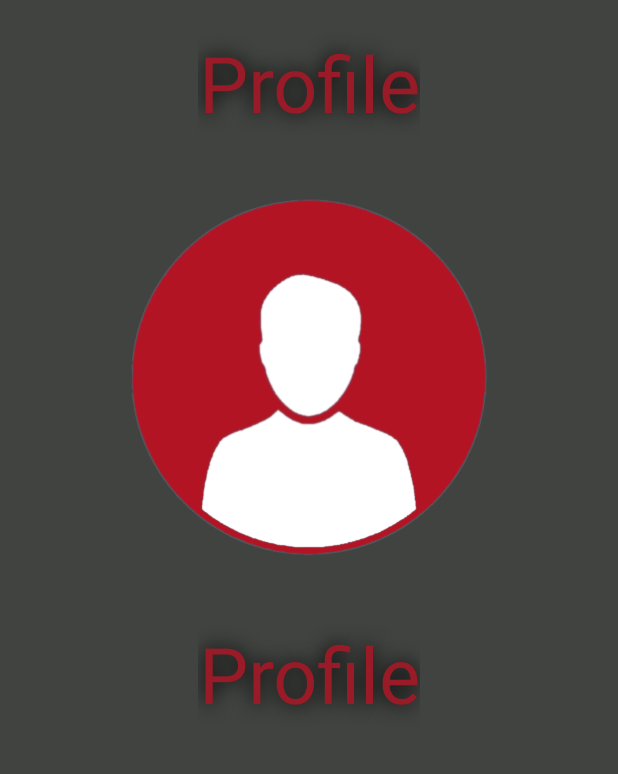
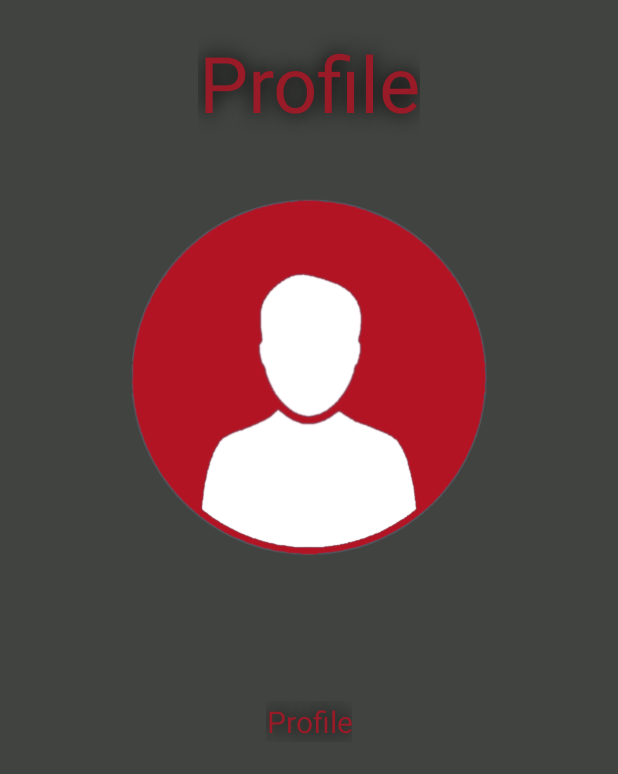
Before and after one commit to CheshirKo1/Course_paper, an Android app: the Profile screen opened directly, with no data from a screen before it, on a phone screen of 412 x 824 dp. Shown: the top 774 px of the screen. Run offline under Robolectric (Android 15) with nearby library versions, the phone set to English and light mode, and no system bars.

Commit message:
Вторая активити

```diff
--- a/app/src/main/java/com/example/kyrsovaya2/MainActivity.java
+++ b/app/src/main/java/com/example/kyrsovaya2/MainActivity.java
@@ -51,13 +51,14 @@
                 passwd_text = findViewById(R.id.textEditPasswd);
                 int Tmp = check_user(login_text.getEditText().getText().toString(), passwd_text.getEditText().getText().toString());
                 if (Tmp == 1) { Intent intent = new Intent(MainActivity.this, Profile.class);
-                    intent.putExtra("login", login_text.toString());
+
+                    intent.putExtra("login", login_text.getEditText().getText().toString());
                     startActivity(intent);
                 } else {
                     Snackbar.make(root, "Error: wrong login or password!", Snackbar.LENGTH_SHORT).show();
                 }
-                System.out.println(login_text.getEditText().getText().toString());
-                System.out.println(passwd_text.getEditText().getText().toString());
+                //System.out.println(login_text.getEditText().getText().toString());
+                //System.out.println(passwd_text.getEditText().getText().toString());
             }
         });
     }
--- a/app/src/main/java/com/example/kyrsovaya2/Profile.java
+++ b/app/src/main/java/com/example/kyrsovaya2/Profile.java
@@ -2,13 +2,21 @@
 
 import androidx.appcompat.app.AppCompatActivity;
 
+import android.content.Intent;
 import android.os.Bundle;
+import android.widget.TextView;
 
 public class Profile extends AppCompatActivity {
-
+    private TextView usernameText;
     @Override
     protected void onCreate(Bundle savedInstanceState) {
         super.onCreate(savedInstanceState);
         setContentView(R.layout.activity_profile);
+        usernameText = findViewById(R.id.username_text_login);
+        Intent intent = getIntent();
+        if (intent != null) {
+            String username = intent.getStringExtra("login");
+            usernameText.setText(username);
+        }
     }
 }
--- a/app/src/main/res/layout/activity_profile.xml
+++ b/app/src/main/res/layout/activity_profile.xml
@@ -28,13 +28,26 @@
         app:srcCompat="@drawable/logo2" />
 
     <TextView
-        android:id="@+id/username_text"
+        android:id="@+id/username_text_login"
         android:layout_marginTop="20dp"
         android:layout_width="wrap_content"
         android:layout_height="wrap_content"
         android:textAlignment="center"
         android:text="Profile"
-        android:textSize="52dp"
+        android:textSize="32dp"
+        android:layout_gravity="center"
+        android:textColor="@color/baseRed"
+        android:shadowColor="#000000"
+        android:shadowRadius="16"
+        />
+    <TextView
+        android:id="@+id/email_text_email"
+        android:layout_marginTop="10dp"
+        android:layout_width="wrap_content"
+        android:layout_height="wrap_content"
+        android:textAlignment="center"
+        android:text="Profile"
+        android:textSize="20dp"
         android:layout_gravity="center"
         android:textColor="@color/baseRed"
         android:shadowColor="#000000"
```
